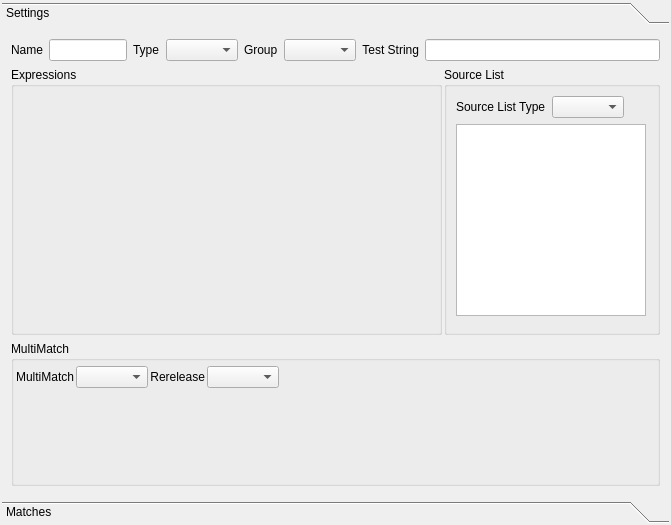
Old version of the form plugins/bitfinder/filter/filterdetails.ui in the repository KDE/ktorrent.
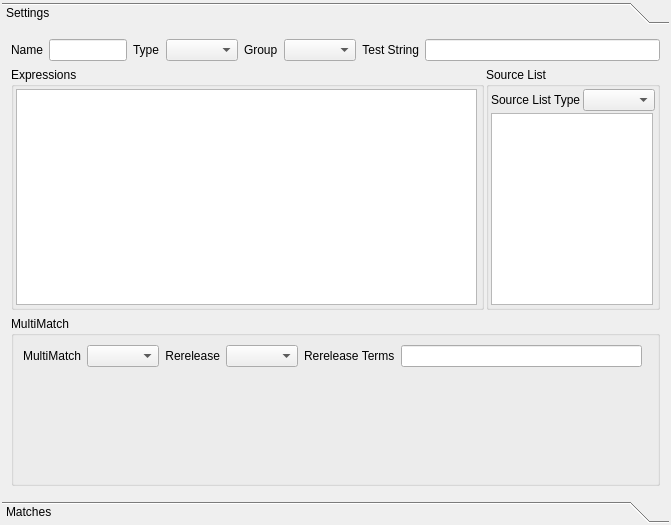
New version of the form. Custom widgets are drawn as their Qt base class.

Commit message: Added Rerelease Terms and relevant code for saving, creation of FilterDetails tab etc. Replaced KEditListBox because of bugs with adding items and signals not always emitting on edit.

```diff
--- a/plugins/bitfinder/filter/filterdetails.ui
+++ b/plugins/bitfinder/filter/filterdetails.ui
@@ -119,34 +119,39 @@
           <number>2</number>
          </property>
          <item>
-          <widget class="KEditListBox" name="expressions" >
+          <widget class="QGroupBox" name="expressionsBox" >
            <property name="sizePolicy" >
             <sizepolicy vsizetype="Expanding" hsizetype="Expanding" >
-             <horstretch>2</horstretch>
+             <horstretch>4</horstretch>
              <verstretch>0</verstretch>
             </sizepolicy>
            </property>
-           <property name="maximumSize" >
-            <size>
-             <width>16777215</width>
-             <height>278</height>
-            </size>
-           </property>
            <property name="title" >
             <string>Expressions</string>
            </property>
-           <property name="alignment" >
-            <set>Qt::AlignLeading</set>
-           </property>
-           <property name="flat" >
-            <bool>false</bool>
-           </property>
-           <property name="checkable" >
-            <bool>false</bool>
-           </property>
-           <property name="buttons" >
-            <set>KEditListBox::Add|KEditListBox::Remove</set>
-           </property>
+           <layout class="QHBoxLayout" >
+            <property name="spacing" >
+             <number>2</number>
+            </property>
+            <property name="leftMargin" >
+             <number>2</number>
+            </property>
+            <property name="topMargin" >
+             <number>2</number>
+            </property>
+            <property name="rightMargin" >
+             <number>2</number>
+            </property>
+            <property name="bottomMargin" >
+             <number>2</number>
+            </property>
+            <item>
+             <widget class="QListWidget" name="expressions" />
+            </item>
+            <item>
+             <widget class="KToolBar" native="1" name="expressionsToolbar" />
+            </item>
+           </layout>
           </widget>
          </item>
          <item>
@@ -167,6 +172,21 @@
             <string>Source List</string>
            </property>
            <layout class="QVBoxLayout" >
+            <property name="spacing" >
+             <number>2</number>
+            </property>
+            <property name="leftMargin" >
+             <number>2</number>
+            </property>
+            <property name="topMargin" >
+             <number>2</number>
+            </property>
+            <property name="rightMargin" >
+             <number>2</number>
+            </property>
+            <property name="bottomMargin" >
+             <number>2</number>
+            </property>
             <item>
              <layout class="QHBoxLayout" >
               <item>
@@ -200,7 +220,7 @@
                <number>2</number>
               </property>
               <property name="bottomMargin" >
-               <number>7</number>
+               <number>0</number>
               </property>
               <item>
                <widget class="QListWidget" name="sourceList" >
@@ -238,24 +258,6 @@
           <string>MultiMatch</string>
          </property>
          <layout class="QGridLayout" >
-          <property name="leftMargin" >
-           <number>2</number>
-          </property>
-          <property name="topMargin" >
-           <number>2</number>
-          </property>
-          <property name="rightMargin" >
-           <number>2</number>
-          </property>
-          <property name="bottomMargin" >
-           <number>2</number>
-          </property>
-          <property name="horizontalSpacing" >
-           <number>2</number>
-          </property>
-          <property name="verticalSpacing" >
-           <number>2</number>
-          </property>
           <item row="0" column="0" >
            <widget class="QLabel" name="multiMatchLabel" >
             <property name="text" >
@@ -283,19 +285,16 @@
            <widget class="QComboBox" name="rerelease" />
           </item>
           <item row="0" column="4" >
-           <spacer>
-            <property name="orientation" >
-             <enum>Qt::Horizontal</enum>
+           <widget class="QLabel" name="rereleaseTermsLabel" >
+            <property name="text" >
+             <string>Rerelease Terms</string>
             </property>
-            <property name="sizeHint" >
-             <size>
-              <width>410</width>
-              <height>28</height>
-             </size>
-            </property>
-           </spacer>
+           </widget>
           </item>
           <item row="0" column="5" >
+           <widget class="QLineEdit" name="rereleaseTerms" />
+          </item>
+          <item rowspan="2" row="0" column="6" >
            <widget class="KToolBar" native="1" name="multiMatchToolbar" />
           </item>
           <item row="1" column="0" colspan="6" >
@@ -339,11 +338,6 @@
   </layout>
  </widget>
  <customwidgets>
-  <customwidget>
-   <class>KEditListBox</class>
-   <extends>QGroupBox</extends>
-   <header>keditlistbox.h</header>
-  </customwidget>
   <customwidget>
    <class>KToolBar</class>
    <extends>QWidget</extends>
```
The commit also changes 4 other files.
